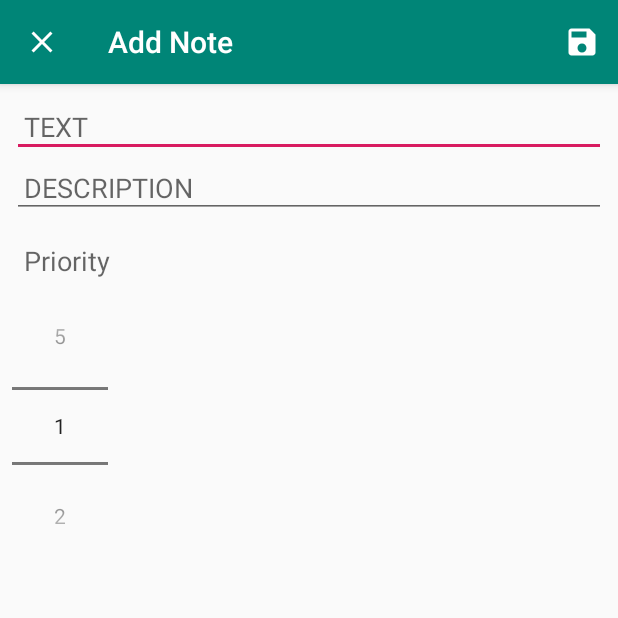
After one commit to FLYINGKRIPTO/ArchitectureExample, an Android app: the AddActivity screen opened directly, with no data from a screen before it, on a phone screen of 412 x 824 dp, the top half of it. The commit adds this screen. Run offline under Robolectric (Android 15) with nearby library versions, the phone set to English and light mode, and no system bars.

Commit message:
addNote Functionality done

```diff
--- /dev/null
+++ b/app/src/main/java/com/example/architectureexample/AddActivity.java
@@ -0,0 +1,94 @@
+package com.example.architectureexample;
+
+import android.content.Intent;
+import android.os.Bundle;
+import android.support.v7.app.AppCompatActivity;
+import android.view.Menu;
+import android.view.MenuInflater;
+import android.view.MenuItem;
+import android.widget.EditText;
+import android.widget.NumberPicker;
+import android.widget.Toast;
+
+public class AddActivity extends AppCompatActivity {
+    public static final String EXTRA_TITLE =
+            "com.example.architectureexample.EXTRA_TITLE";
+    public static final String EXTRA_DESCRIPTION =
+            "com.example.architectureexample.EXTRA_DESCRIPTION";
+    public static final String EXTRA_PRIORITY =
+            "com.example.architectureexample.EXTRA_PRIORITY";
+    private EditText editTextTitle;
+    private EditText editTextDescription;
+    private NumberPicker numberPickerPriority;
+
+    @Override
+    protected void onCreate(Bundle savedInstanceState) {
+        super.onCreate(savedInstanceState);
+        setContentView(R.layout.activity_add);
+
+        editTextTitle = findViewById(R.id.edit_text_title);
+        editTextDescription = findViewById(R.id.edit_text_description);
+        numberPickerPriority = findViewById(R.id.number_picker_priority);
+
+        numberPickerPriority.setMinValue(1);
+        numberPickerPriority.setMaxValue(5);
+
+        getSupportActionBar().setHomeAsUpIndicator(R.drawable.ic_close_black_24dp);
+        setTitle("Add Note");
+
+    }
+
+    private void saveNote(){
+        String title = editTextTitle.getText().toString();
+        String description = editTextDescription.getText().toString();
+        int priority = numberPickerPriority.getValue();
+
+        if(title.trim().isEmpty() || description.trim().isEmpty()){
+            Toast.makeText(AddActivity.this,"Please insert title and descriptioni",Toast.LENGTH_SHORT).show();
+            return;
+
+            //we have called return because if code comes under this if statement
+            //it won't execute anything that comes below this return line
+            //because below we wanna execute and save our note
+            //and then we need to insert this note into the database
+            //and close this activity
+            //One way would be creating a viewModel variable in this activity as well
+            //as we did in our main activity and use it to do our database operations
+
+            //and we can also use start Activity for result method that we make it easy
+            //we can start this activity from the main activity and close the activity to
+            //go back to the main activity
+
+        }
+
+        Intent data = new Intent();
+        data.putExtra(EXTRA_TITLE,title);
+        data.putExtra(EXTRA_DESCRIPTION,description);
+        data.putExtra(EXTRA_PRIORITY,priority);
+        setResult(RESULT_OK ,data);
+        finish();
+
+    }
+    @Override
+    public boolean onCreateOptionsMenu(Menu menu) {
+        MenuInflater menuInflater = getMenuInflater();
+        menuInflater.inflate(R.menu.add_note_menu,menu);
+
+        return super.onCreateOptionsMenu(menu);
+    }
+
+
+    @Override
+    public boolean onOptionsItemSelected(MenuItem item) {
+        switch (item.getItemId()){
+            case R.id.save_note:
+                saveNote();
+                return  true;
+
+            default:
+                return super.onOptionsItemSelected(item);
+        }
+
+
+    }
+}
--- /dev/null
+++ b/app/src/main/res/drawable/ic_add_black_24dp.xml
@@ -0,0 +1,5 @@
+<vector android:height="24dp" android:tint="#FFFFFF"
+    android:viewportHeight="24.0" android:viewportWidth="24.0"
+    android:width="24dp" xmlns:android="http://schemas.android.com/apk/res/android">
+    <path android:fillColor="#FF000000" android:pathData="M19,13h-6v6h-2v-6H5v-2h6V5h2v6h6v2z"/>
+</vector>
--- /dev/null
+++ b/app/src/main/res/drawable/ic_close_black_24dp.xml
@@ -0,0 +1,5 @@
+<vector android:height="24dp" android:tint="#FFFFFF"
+    android:viewportHeight="24.0" android:viewportWidth="24.0"
+    android:width="24dp" xmlns:android="http://schemas.android.com/apk/res/android">
+    <path android:fillColor="#FF000000" android:pathData="M19,6.41L17.59,5 12,10.59 6.41,5 5,6.41 10.59,12 5,17.59 6.41,19 12,13.41 17.59,19 19,17.59 13.41,12z"/>
+</vector>
--- /dev/null
+++ b/app/src/main/res/drawable/ic_save_black_24dp.xml
@@ -0,0 +1,5 @@
+<vector android:height="24dp" android:tint="#FFFFFF"
+    android:viewportHeight="24.0" android:viewportWidth="24.0"
+    android:width="24dp" xmlns:android="http://schemas.android.com/apk/res/android">
+    <path android:fillColor="#FF000000" android:pathData="M17,3L5,3c-1.11,0 -2,0.9 -2,2v14c0,1.1 0.89,2 2,2h14c1.1,0 2,-0.9 2,-2L21,7l-4,-4zM12,19c-1.66,0 -3,-1.34 -3,-3s1.34,-3 3,-3 3,1.34 3,3 -1.34,3 -3,3zM15,9L5,9L5,5h10v4z"/>
+</vector>
--- /dev/null
+++ b/app/src/main/res/layout/activity_add.xml
@@ -0,0 +1,49 @@
+<?xml version="1.0" encoding="utf-8"?>
+<LinearLayout xmlns:android="http://schemas.android.com/apk/res/android"
+    xmlns:app="http://schemas.android.com/apk/res-auto"
+    xmlns:tools="http://schemas.android.com/tools"
+    android:layout_width="match_parent"
+    android:layout_height="match_parent"
+    android:orientation="vertical"
+    android:padding="8dp"
+    tools:context=".AddActivity">
+
+    <EditText
+        android:layout_width="match_parent"
+        android:layout_height="wrap_content"
+        android:padding="8dp"
+        android:hint="TEXT"
+        android:id="@+id/edit_text_title"
+        android:inputType="text"
+
+        />
+
+    <EditText
+        android:layout_width="match_parent"
+        android:layout_height="wrap_content"
+        android:padding="8dp"
+        android:hint="DESCRIPTION"
+        android:id="@+id/edit_text_description"
+        android:inputType="textMultiLine"
+        />
+
+    <TextView
+        android:layout_width="match_parent"
+        android:layout_height="wrap_content"
+        android:text="Priority"
+        android:layout_marginTop="8dp"
+        android:padding="8dp"
+        android:textAppearance="@style/Base.TextAppearance.AppCompat.Medium"
+        />
+    <NumberPicker
+        android:id="@+id/number_picker_priority"
+        android:layout_width="wrap_content"
+        android:layout_height="wrap_content">
+
+    </NumberPicker>
+
+
+
+
+
+</LinearLayout>
--- /dev/null
+++ b/app/src/main/res/menu/add_note_menu.xml
@@ -0,0 +1,11 @@
+<?xml version="1.0" encoding="utf-8"?>
+<menu xmlns:android="http://schemas.android.com/apk/res/android"
+    xmlns:app="http://schemas.android.com/apk/res-auto">
+<item
+    android:title="save"
+    android:id="@+id/save_note"
+    android:icon="@drawable/ic_save_black_24dp"
+    app:showAsAction="ifRoom"
+    />
+
+</menu>
```
Also changed, not shown: app/src/main/AndroidManifest.xml (+6 -1 lines), app/src/main/java/com/example/architectureexample/MainActivity.java (+37 -0 lines), app/src/main/res/layout/activity_main.xml (+9 -0 lines).
